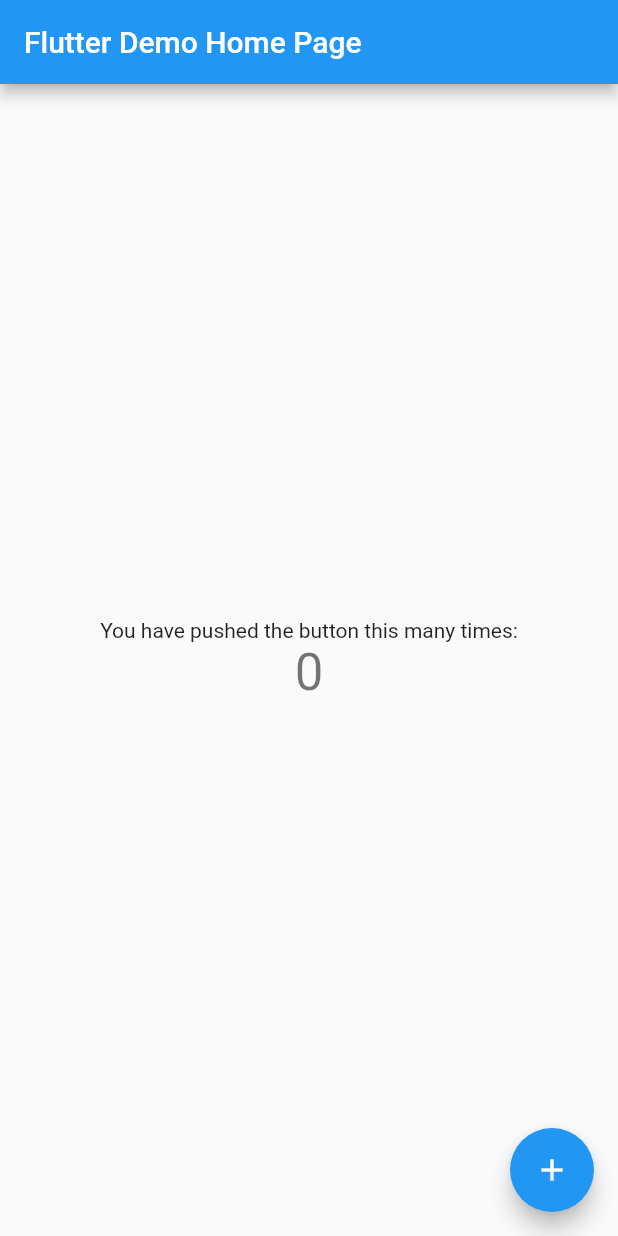
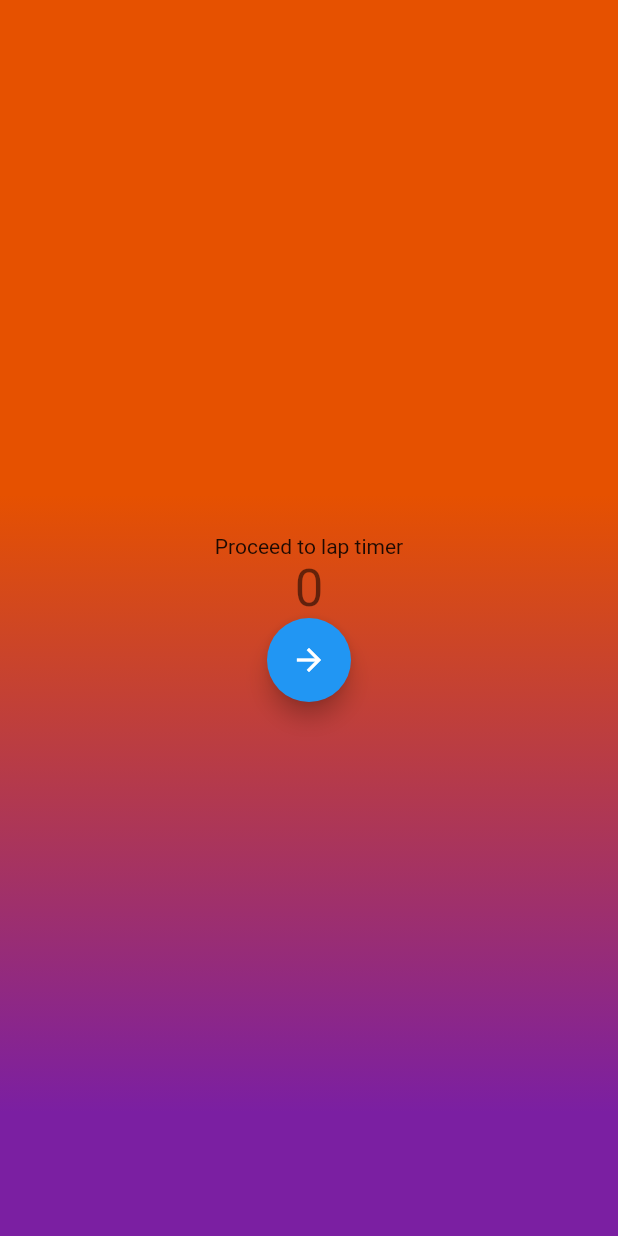
Before and after one commit to KeeshaCain/runningLapsForFun, a Flutter app: the screen it shows after launch, on a phone screen of 412 x 824 dp. Run offline on Flutter 3.47's test engine with Material 2 defaults, Android fonts, the phone set to English and light mode, and no system bars.

Commit message:
Brkntmerscreen (#1)
* buttons on timer screen centered and background gradient shows up on page

```diff
--- a/lib/main.dart
+++ b/lib/main.dart
@@ -1,13 +1,13 @@
 import 'package:flutter/material.dart';
 
-void main() => runApp(new MyApp());
+void main() => runApp(new WelcomeScreen());
 
-class MyApp extends StatelessWidget {
+class WelcomeScreen extends StatelessWidget {
   // This widget is the root of your application.
   @override
   Widget build(BuildContext context) {
     return new MaterialApp(
-      title: 'Flutter Demo',
+      title: 'Lap Counter',
       theme: new ThemeData(
         // This is the theme of your application.
         //
@@ -19,7 +19,7 @@ class MyApp extends StatelessWidget {
         // counter didn't reset back to zero; the application is not restarted.
         primarySwatch: Colors.blue,
       ),
-      home: new MyHomePage(title: 'Flutter Demo Home Page'),
+      home: new MyHomePage(title: 'Lap Counter'),
     );
   }
 }
@@ -65,12 +65,21 @@ class _MyHomePageState extends State<MyHomePage> {
     // fast, so that you can just rebuild anything that needs updating rather
     // than having to individually change instances of widgets.
     return new Scaffold(
-      appBar: new AppBar(
       // Here we take the value from the MyHomePage object that was created by
       // the App.build method, and use it to set our appbar title.
-        title: new Text(widget.title),
+      body: new Container(
+        decoration: new BoxDecoration(
+          gradient: new LinearGradient(
+            begin: Alignment.topCenter,
+            end: Alignment.bottomCenter,
+            stops: [0.4, 0.9],
+            colors: [
+              Colors.orange[900],
+              Colors.purple[700],
+            ],
           ),
-      body: new Center(
+        ),
+        child: new Center(
           // Center is a layout widget. It takes a single child and positions it
           // in the middle of the parent.
           child: new Column(
@@ -90,20 +99,64 @@ class _MyHomePageState extends State<MyHomePage> {
             mainAxisAlignment: MainAxisAlignment.center,
             children: <Widget>[
               new Text(
-              'You have pushed the button this many times:',
+                'Proceed to lap timer',
               ),
               new Text(
                 '$_counter',
                 style: Theme.of(context).textTheme.display1,
               ),
+              new FloatingActionButton(
+                onPressed: () {
+                  Navigator.push(
+                    context,
+                    MaterialPageRoute(builder: (context) => TimerScreen()),
+                  );
+                },
+                child: Icon(Icons.arrow_forward),
+              ),
             ],
           ),
         ),
-      floatingActionButton: new FloatingActionButton(
-        onPressed: _incrementCounter,
-        tooltip: 'Increment',
-        child: new Icon(Icons.add),
       ), // This trailing comma makes auto-formatting nicer for build methods.
     );
   }
 }
+
+class TimerScreen extends StatelessWidget {
+  @override
+  Widget build(BuildContext context) {
+    return new Scaffold(
+      body: new Container(
+        decoration: new BoxDecoration(
+          gradient: new LinearGradient(
+            begin: Alignment.topCenter,
+            end: Alignment.bottomCenter,
+            stops: [0.4, 0.8],
+            colors: [
+              Colors.orange[900],
+              Colors.purple[700],
+            ],
+          ),
+        ),
+       child: new Center(
+       child: new Row(
+          children: <Widget>[
+            Expanded(
+             child: new FloatingActionButton(
+               heroTag: null,
+              onPressed: () {},
+             ),
+           ),
+             Expanded(
+             child: new FloatingActionButton(
+               heroTag: null,
+              onPressed: () {},
+            ),
+             ),
+          ],
+         ),
+      ),
+      ),
+    );
+  }
+}
```
Also changed, not shown: 1 other file. Lines whose indentation alone changed are shown as unchanged.
